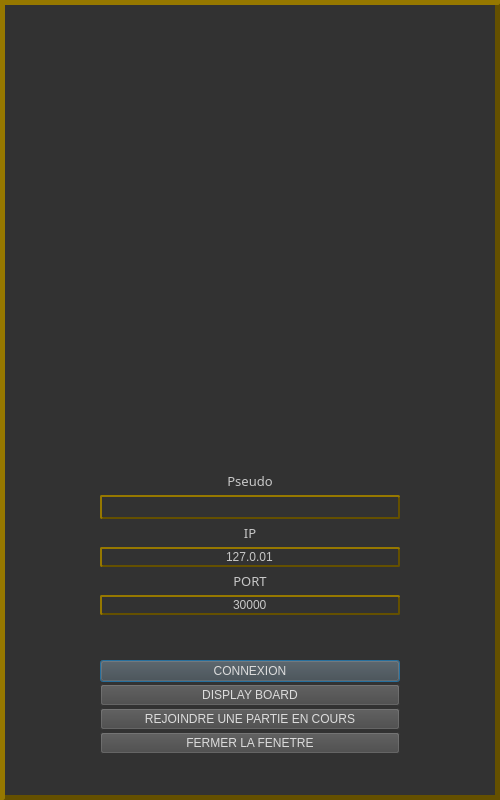
This is SECRET_VOLDEMORT_GAME/Developpement/dialog_menu.ui in AdrienBrune/SECRET_VOLDEMORT as Qt 5 draws it before an edit. The edited form follows.
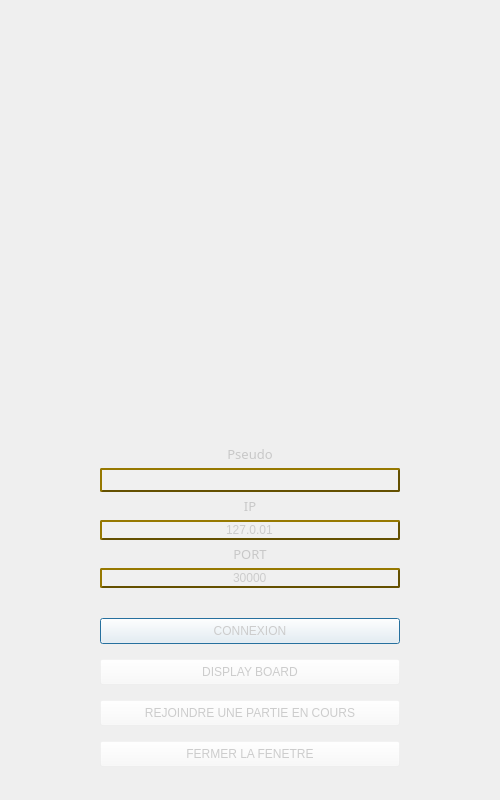
This is the edited form. Icons and pictures are not drawn.

Diff of the .ui file:
```diff
--- a/SECRET_VOLDEMORT_GAME/Developpement/dialog_menu.ui
+++ b/SECRET_VOLDEMORT_GAME/Developpement/dialog_menu.ui
@@ -32,13 +32,7 @@
    <string>Dialog</string>
   </property>
   <property name="styleSheet">
-   <string notr="true">QDialog{background-color:rgb(50,50,50);
-border-style: outset;
-border-width: 5px;
-border-radius: 2px;
-border-color:rgb(100,80,0);
-
-}</string>
+   <string notr="true"/>
   </property>
   <layout class="QVBoxLayout" name="verticalLayout_3" stretch="0,0,0,0,0,0,0,0">
    <property name="spacing">
@@ -156,11 +150,17 @@
         </font>
        </property>
        <property name="styleSheet">
-        <string notr="true">QLineEdit{color:rgb(200,200,200);background-color:rgb(50,50,50);
-border-style: outset;
-border-width: 2px;
-border-radius: 2px;
-border-color:rgb(100,80,0);
+        <string notr="true">QLineEdit{
+	background-color : rgba(250,250,250,20);
+	color : #CCCCCC;
+	border-style: outset;
+	border-width: 2px;
+	border-radius: 2px;
+	border-color:rgb(100,80,0);
+}
+
+QLineEdit::hover{
+	background-color : rgba(250,250,250,40);
 }</string>
        </property>
        <property name="alignment">
@@ -190,11 +190,17 @@
      <item>
       <widget class="QLineEdit" name="editIp">
        <property name="styleSheet">
-        <string notr="true">QLineEdit{color:rgb(200,200,200);background-color:rgb(50,50,50);
-border-style: outset;
-border-width: 2px;
-border-radius: 2px;
-border-color:rgb(100,80,0);
+        <string notr="true">QLineEdit{
+	background-color : rgba(250,250,250,20);
+	color : #CCCCCC;
+	border-style: outset;
+	border-width: 2px;
+	border-radius: 2px;
+	border-color:rgb(100,80,0);
+}
+
+QLineEdit::hover{
+	background-color : rgba(250,250,250,40);
 }</string>
        </property>
        <property name="text">
@@ -227,11 +233,17 @@
      <item>
       <widget class="QLineEdit" name="editPort">
        <property name="styleSheet">
-        <string notr="true">QLineEdit{color:rgb(200,200,200);background-color:rgb(50,50,50);
-border-style: outset;
-border-width: 2px;
-border-radius: 2px;
-border-color:rgb(100,80,0);
+        <string notr="true">QLineEdit{
+	background-color : rgba(250,250,250,20);
+	color : #CCCCCC;
+	border-style: outset;
+	border-width: 2px;
+	border-radius: 2px;
+	border-color:rgb(100,80,0);
+}
+
+QLineEdit::hover{
+	background-color : rgba(250,250,250,40);
 }</string>
        </property>
        <property name="text">
@@ -281,13 +293,23 @@
    <item>
     <layout class="QVBoxLayout" name="verticalLayout">
      <property name="spacing">
-      <number>2</number>
+      <number>15</number>
      </property>
      <item>
       <widget class="QPushButton" name="buttonConnect">
        <property name="styleSheet">
-        <string notr="true">QPushButton{color:rgb(220,220,220);background-color:rgb(70,70,70);}
-QPushButton::hover{background-color:rgb(75,75,75);}</string>
+        <string notr="true">QPushButton{
+	background-color : rgba(250,250,250,20);
+	color : #CCCCCC;
+	padding-left : 20px;
+	padding-right : 20px;
+	padding-top : 5px;
+	padding-bottom : 5px;
+}
+
+QPushButton::hover{
+	background-color : rgba(250,250,250,40);
+}</string>
        </property>
        <property name="text">
         <string>CONNEXION</string>
@@ -297,8 +319,18 @@
      <item>
       <widget class="QPushButton" name="buttonBoard">
        <property name="styleSheet">
-        <string notr="true">QPushButton{color:rgb(220,220,220);background-color:rgb(70,70,70);}
-QPushButton::hover{background-color:rgb(75,75,75);}</string>
+        <string notr="true">QPushButton{
+	background-color : rgba(250,250,250,20);
+	color : #CCCCCC;
+	padding-left : 20px;
+	padding-right : 20px;
+	padding-top : 5px;
+	padding-bottom : 5px;
+}
+
+QPushButton::hover{
+	background-color : rgba(250,250,250,40);
+}</string>
        </property>
        <property name="text">
         <string>DISPLAY BOARD</string>
@@ -308,8 +340,18 @@
      <item>
       <widget class="QPushButton" name="buttonJoinGame">
        <property name="styleSheet">
-        <string notr="true">QPushButton{color:rgb(220,220,220);background-color:rgb(70,70,70);}
-QPushButton::hover{background-color:rgb(75,75,75);}</string>
+        <string notr="true">QPushButton{
+	background-color : rgba(250,250,250,20);
+	color : #CCCCCC;
+	padding-left : 20px;
+	padding-right : 20px;
+	padding-top : 5px;
+	padding-bottom : 5px;
+}
+
+QPushButton::hover{
+	background-color : rgba(250,250,250,40);
+}</string>
        </property>
        <property name="text">
         <string>REJOINDRE UNE PARTIE EN COURS</string>
@@ -319,8 +361,18 @@
      <item>
       <widget class="QPushButton" name="buttonClose">
        <property name="styleSheet">
-        <string notr="true">QPushButton{color:rgb(220,220,220);background-color:rgb(70,70,70);}
-QPushButton::hover{background-color:rgb(75,75,75);}</string>
+        <string notr="true">QPushButton{
+	background-color : rgba(250,250,250,20);
+	color : #CCCCCC;
+	padding-left : 20px;
+	padding-right : 20px;
+	padding-top : 5px;
+	padding-bottom : 5px;
+}
+
+QPushButton::hover{
+	background-color : rgba(250,250,250,40);
+}</string>
        </property>
        <property name="text">
         <string>FERMER LA FENETRE</string>
```
